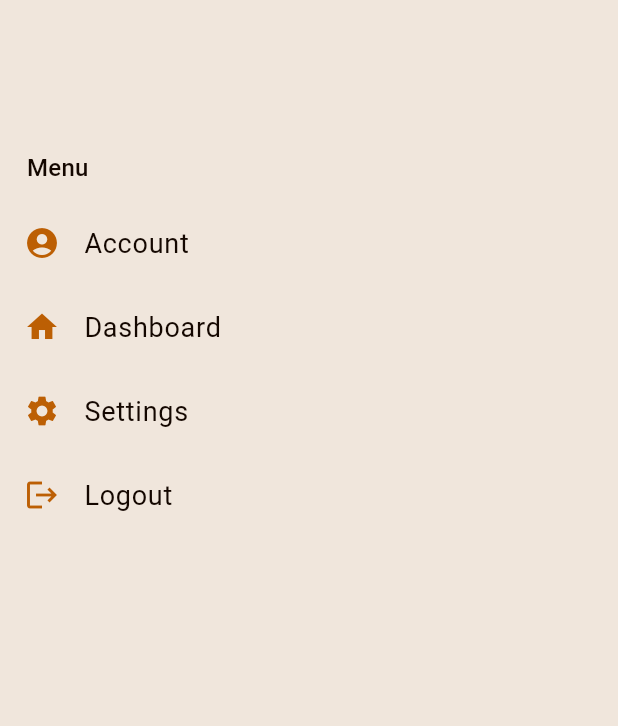
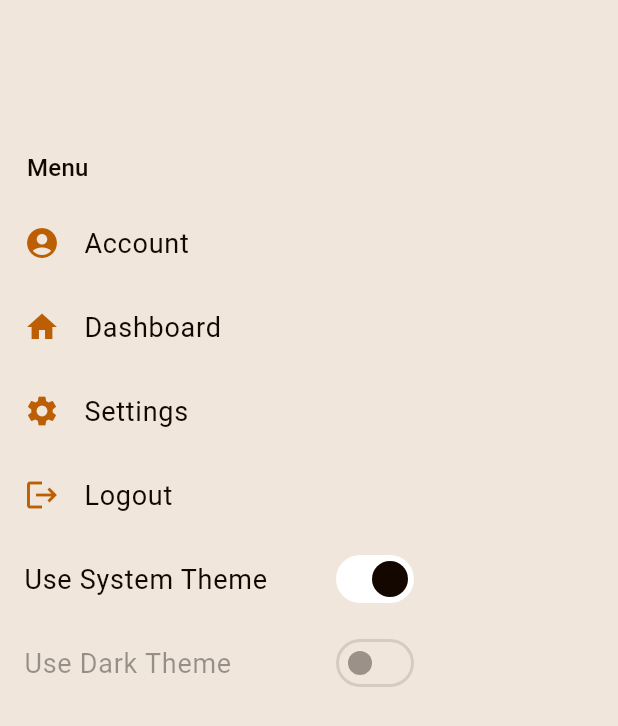
Before and after one commit to mrccodes/rlv2-flutter, a Flutter app: the CustomDrawer widget shown alone on an empty page, opened directly, on a phone screen of 412 x 824 dp. Shown: the top 726 px of the screen. Run offline on Flutter 3.47's test engine with Material 3 defaults, Android fonts, the phone set to English and light mode, and no system bars; our stand-ins replace dio, flutter_dotenv, flutter_riverpod, flutter_secure_storage, logger; accounts and stored records are empty; generated files the repository leaves out were written again.

Commit message:
theme [wip]

```diff
--- a/lib/core/widgets/custom_nav_drawer.dart
+++ b/lib/core/widgets/custom_nav_drawer.dart
@@ -2,6 +2,7 @@ import 'package:flutter/material.dart';
 import 'package:flutter_riverpod/flutter_riverpod.dart';
 import 'package:rlv2_flutter/features/auth/providers/auth_provider.dart';
 import 'package:rlv2_flutter/features/auth/screens/landing_screen.dart';
+import 'package:rlv2_flutter/features/theme/theme_toggle_widget.dart';
 import 'package:rlv2_flutter/l10n/l10n.dart';
 
 class CustomDrawer extends ConsumerWidget {
@@ -68,6 +69,7 @@ class CustomDrawer extends ConsumerWidget {
               );
             },
           ),
+          const ThemeToggleWidget()
         ],
       ),
     );
--- a/lib/features/auth/repositories/user_session_context_repository.dart
+++ b/lib/features/auth/repositories/user_session_context_repository.dart
@@ -6,7 +6,7 @@ import 'package:rlv2_flutter/core/services/api_service.dart';
 import 'package:rlv2_flutter/features/auth/models/user_session_context_model.dart';
 import 'package:rlv2_flutter/utils/app_logger.dart';
 
-class UserSessionContextService extends ApiService {
+class UserSessionContextRepository extends ApiService {
   Future<UserSessionContext?> getUserSessionContext({
     required String userId,
   }) async {
--- /dev/null
+++ b/lib/features/theme/theme_model.dart
@@ -0,0 +1,18 @@
+enum ThemeModeType { system, light, dark }
+
+class ThemeModeModel {
+  ThemeModeModel({required this.mode});
+  final ThemeModeType mode;
+
+  // Add convenience methods if necessary
+  static ThemeModeType fromString(String mode) {
+    switch (mode.toLowerCase()) {
+      case 'light':
+        return ThemeModeType.light;
+      case 'dark':
+        return ThemeModeType.dark;
+      default:
+        return ThemeModeType.system;
+    }
+  }
+}
--- /dev/null
+++ b/lib/features/theme/theme_provider.dart
@@ -0,0 +1,22 @@
+import 'package:flutter_riverpod/flutter_riverpod.dart';
+import 'package:rlv2_flutter/features/theme/theme_model.dart';
+
+final themeProvider = StateNotifierProvider<ThemeNotifier, ThemeModeType>((ref) {
+  return ThemeNotifier();
+});
+
+class ThemeNotifier extends StateNotifier<ThemeModeType> {
+  ThemeNotifier() : super(ThemeModeType.system); // Default to system
+
+  set themeMode(ThemeModeType mode) {
+    state = mode;
+  }
+
+  ThemeModeType get themeMode {
+    return state;
+  }
+
+  bool isUsingSystemTheme() {
+    return state == ThemeModeType.system;
+  }
+}
--- /dev/null
+++ b/lib/features/theme/theme_repository.dart
@@ -0,0 +1,12 @@
+import 'package:rlv2_flutter/features/theme/theme_model.dart';
+
+class ThemeRepository {
+  Future<String> fetchUserTheme() async {
+    // Fetch theme from user settings service/API
+    return 'system';  // Replace with actual logic
+  }
+
+  Future<void> saveUserTheme(ThemeModeType themeMode) async {
+    // Save theme to user settings service/API
+  }
+}
--- /dev/null
+++ b/lib/features/theme/theme_toggle_widget.dart
@@ -0,0 +1,47 @@
+import 'package:flutter/material.dart';
+import 'package:flutter_riverpod/flutter_riverpod.dart';
+import 'package:rlv2_flutter/features/theme/theme_model.dart';
+import 'package:rlv2_flutter/features/theme/theme_provider.dart';
+import 'package:rlv2_flutter/utils/app_logger.dart';
+
+class ThemeToggleWidget extends ConsumerWidget {
+  const ThemeToggleWidget({super.key});
+
+  @override
+  Widget build(BuildContext context, WidgetRef ref) {
+    final themeMode = ref.watch(themeProvider);
+    final themeNotifier = ref.read(themeProvider.notifier);
+
+    ref.listen<ThemeModeType>(themeProvider, (previous, next) {
+      // When theme changes, patch it to the server
+      const userId = 'yourUserId'; // Fetch this from your user session
+
+      AppLogger.info('Saving theme mode $next for user $userId');
+    });
+
+    return Column(
+      children: [
+        SwitchListTile(
+          title: const Text('Use System Theme'),
+          value: themeNotifier.themeMode == ThemeModeType.system,
+          onChanged: (value) {
+            if (value) {
+              themeNotifier.themeMode = ThemeModeType.system;
+            }
+          },
+        ),
+        SwitchListTile(
+          title: const Text('Use Dark Theme'),
+          value: themeMode == ThemeModeType.dark,
+          onChanged: themeMode == ThemeModeType.system
+              ? null  // Disable when system theme is used
+              : (value) {
+                  themeNotifier.themeMode = value
+                      ? ThemeModeType.dark
+                      : ThemeModeType.light;
+                },
+        ),
+      ],
+    );
+  }
+}
```
Also changed, not shown: lib/features/theme/theme_service.dart (added).
